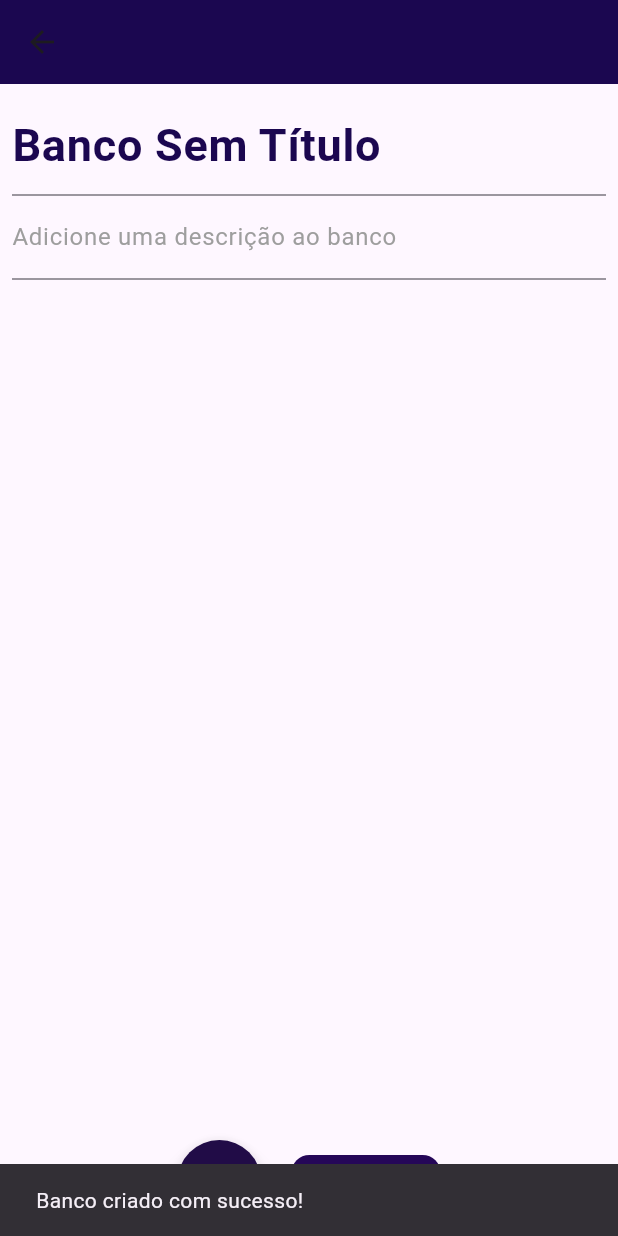
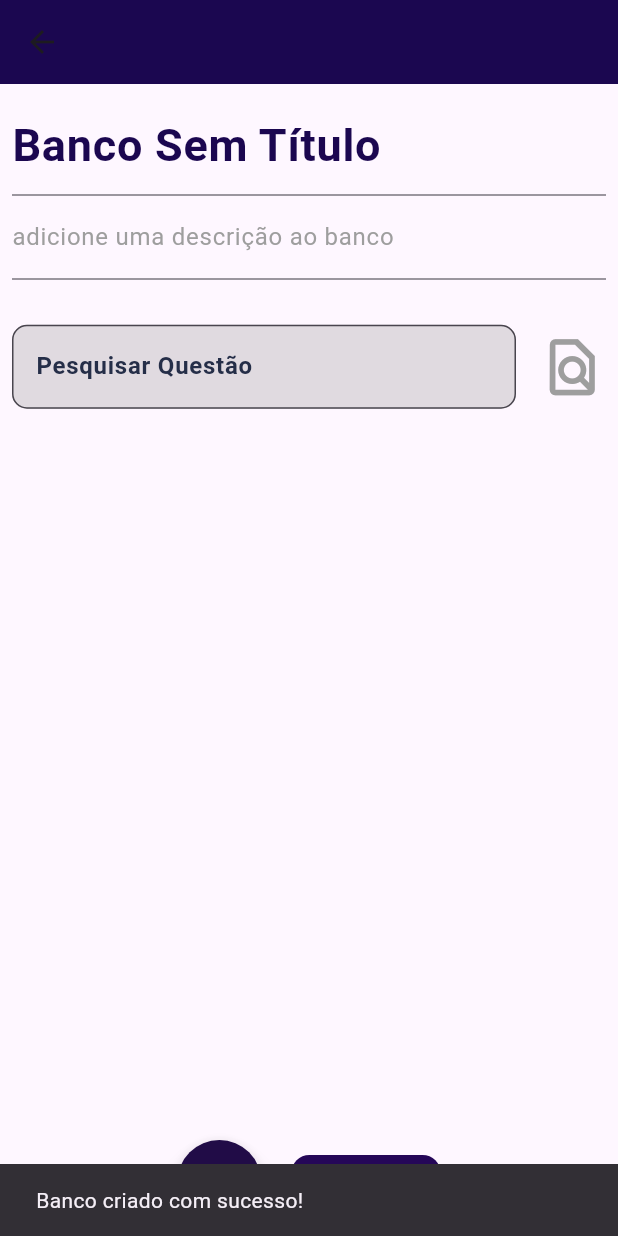
Before and after one commit to RayDaBahia/Engenharia-de-Software, a Flutter app: the CrudBancoQuestoes screen opened by its route, after a tap on "Salvar", on a phone screen of 412 x 824 dp. Run offline on Flutter 3.47's test engine with Material 3 defaults, Android fonts, the phone set to English and light mode, and no system bars; our stand-ins replace cloud_firestore, firebase_auth, firebase_core, google_sign_in; accounts and stored records are empty.

Commit message:
implementando o atualizar banco e melhorias na interface

```diff
--- a/uesb_forms/lib/Componentes/BancoDeQuestoes/widget_mE_obj.dart
+++ b/uesb_forms/lib/Componentes/BancoDeQuestoes/widget_mE_obj.dart
@@ -50,6 +50,7 @@ class _WidgetMultiplaEscolhaState extends State<WidgetMultiplaEscolha> {
     return SizedBox(
       width: 300,
       child: Card(
+
         child: Padding(
           padding: const EdgeInsets.all(16.0),
           child: Column(
--- a/uesb_forms/lib/Modelo/Banco.dart
+++ b/uesb_forms/lib/Modelo/Banco.dart
@@ -1,9 +1,9 @@
-class banco {
+class Banco {
   String? id; // O ID é opcional
-  final String nome; // Nome do banco (obrigatório)
-  final String descricao; // Descrição do banco (obrigatório)
+   String nome; // Nome do banco (obrigatório)
+   String descricao; // Descrição do banco (obrigatório)
 
-  banco({
+  Banco({
     this.id, // Atribuição opcional
     required this.nome, // Nome obrigatório
     required this.descricao, // Descrição obrigatória
@@ -18,8 +18,8 @@ class banco {
   }
 
   // Converte um Map para um objeto Banco
-  factory banco.fromMap(Map<String, dynamic> map) {
-    return banco(
+  factory Banco.fromMap(Map<String, dynamic> map) {
+    return Banco(
       id: map['id'], // ID opcional, pode ser nulo
       nome: map['nome'] ?? '',
       descricao: map['descricao'] ?? '',
--- a/uesb_forms/lib/Telas/BancoDeQuestoes/Meus_Bancos.dart
+++ b/uesb_forms/lib/Telas/BancoDeQuestoes/Meus_Bancos.dart
@@ -4,7 +4,7 @@ import 'package:uesb_forms/Componentes/BancoDeQuestoes/widgetBanco_Questao.dart'
 import 'package:uesb_forms/Componentes/menu_lateral.dart';
 import 'package:uesb_forms/Controle_Modelo/banco_list.dart';
 import 'package:uesb_forms/Utils/rotas.dart';
-import 'package:uesb_forms/Modelo/banco.dart';
+import 'package:uesb_forms/Modelo/Banco.dart';
 
 
 class MeusBancos extends StatefulWidget {
@@ -50,7 +50,7 @@ que é chamado depois que o widget é inserido na árvore e quando suas dependê
           itemCount: bancoList.bancosLista.length,
           itemBuilder: (context, index) {
             final bancoQuestao = bancoList.bancosLista[index];
-            return WidgetbancoQuestao(Banco: bancoQuestao);
+            return WidgetbancoQuestao(banco: bancoQuestao);
           },
         ),
       ),
--- a/uesb_forms/lib/Telas/BancoDeQuestoes/crud_Banco_Questoes.dart
+++ b/uesb_forms/lib/Telas/BancoDeQuestoes/crud_Banco_Questoes.dart
@@ -8,34 +8,45 @@ import 'package:uesb_forms/Componentes/menu_lateral.dart';
 import 'package:uesb_forms/Controle_Modelo/banco_list.dart';
 import 'package:uesb_forms/Modelo/questao.dart';
 import 'package:uesb_forms/Modelo/questao_tipo.dart';
+import 'package:uesb_forms/Modelo/Banco.dart';
 
 class CrudBancoQuestoes extends StatefulWidget {
-
-
-
   const CrudBancoQuestoes({super.key}); // Adicionando o ID no construtor
 
   @override
   State<CrudBancoQuestoes> createState() => _CrudBancoQuestoesState();
 }
 
+class _CrudBancoQuestoesState extends State<CrudBancoQuestoes> {
+  Banco? banco;
+  bool _isLoaded = false; // Adiciona um flag para evitar múltiplas execuções
 
-class _CrudBancoQuestoesState extends State<CrudBancoQuestoes> {
-
-
-  String? bancoId;
-
+  @override
   void didChangeDependencies() {
     super.didChangeDependencies();
 
-    // O ModalRoute.of(context) deve ser usado aqui para acessar os argumentos da rota
-    bancoId = ModalRoute.of(context)!.settings.arguments as String?;
+    if (!_isLoaded) {
+      final args = ModalRoute.of(context)?.settings.arguments;
+
+      // Verifica se args não é nulo e é do tipo Banco
+      if (args is Banco) {
+        banco = args;
+        Provider.of<BancoList>(context, listen: false)
+            .buscarQuestoesBancoNoBd(banco!.id);
+
+        _descricaoBancoController.text = banco!.descricao;
+        _nomeBancoController.text = banco!.nome;
+      } else {
+        Provider.of<BancoList>(context, listen: false).limparListaQuestoes();
       }
 
-
+      _isLoaded = true;
+    }
+  }
 
   late TextEditingController _descricaoBancoController;
   late TextEditingController _nomeBancoController;
+  late TextEditingController _questaoFiltro;
 
   @override
   @override
@@ -43,25 +54,19 @@ class _CrudBancoQuestoesState extends State<CrudBancoQuestoes> {
     super.initState();
     _descricaoBancoController = TextEditingController();
     _nomeBancoController = TextEditingController();
+    _questaoFiltro = TextEditingController();
     // Chama o método para obter bancos
-    if(bancoId!=null) Provider.of<BancoList>(context, listen: false).buscarQuestoesBancoNoBd(bancoId);
-    print(bancoId);
+  }
 
-  }
-  late final  listaquestao;
-
-
+  @override
   @override
   Widget build(BuildContext context) {
     final bancoList = Provider.of<BancoList>(context, listen: true);
-
-
 
     return Scaffold(
       appBar: AppBar(
         backgroundColor: const Color.fromARGB(255, 27, 7, 80),
       ),
-
       body: Padding(
         padding: const EdgeInsets.all(8.0),
         child: Column(
@@ -70,8 +75,9 @@ class _CrudBancoQuestoesState extends State<CrudBancoQuestoes> {
             TextField(
               controller: _nomeBancoController,
               maxLines: 1,
-              decoration: const InputDecoration(
-                labelText: 'Banco Sem Título',
+              decoration: InputDecoration(
+                labelText:
+                    _nomeBancoController.text.isEmpty ? 'Banco Sem Título' : '',
                 labelStyle: TextStyle(
                   color: Color.fromARGB(255, 27, 7, 80),
                   fontSize: 30,
@@ -82,23 +88,65 @@ class _CrudBancoQuestoesState extends State<CrudBancoQuestoes> {
             TextField(
               controller: _descricaoBancoController,
               maxLines: 1,
-              decoration: const InputDecoration(
-                labelText: 'Adicione uma descrição ao banco',
+              decoration: InputDecoration(
+                labelText: _descricaoBancoController.text.isEmpty
+                    ? 'adicione uma descrição ao banco'
+                    : '',
                 labelStyle: TextStyle(
                   color: Colors.grey, // Cor clara para a descrição
                 ),
               ),
             ),
+            SizedBox(
+              height: 30,
+            ),
+            Row(
+              mainAxisAlignment: MainAxisAlignment.start,
+              children: [
+                Expanded(
+                  child: TextField(
+                    controller: _questaoFiltro,
+                    decoration: InputDecoration(
+                        fillColor: const Color.fromARGB(47, 90, 88, 88),
+                        filled: true,
+                        labelText: 'Pesquisar Questão',
+                        labelStyle: TextStyle(
+                          color: const Color.fromARGB(255, 37, 46, 72), // Cor branca
+                          fontWeight: FontWeight.bold, // Negrito
+                        ),
+                        border: OutlineInputBorder(
+                            borderRadius: BorderRadius.circular(10),
+                            borderSide: BorderSide(
+                                color: const Color.fromARGB(255, 175, 186, 196)))),
+                  ),
+                ),
+                SizedBox(
+                  width: 15,
+                ),
+                Icon(
+                  Icons.find_in_page_outlined,
+                  color: Colors.grey,
+                  size: 45,
+                ),
+              ],
+            ),
+
+          SizedBox(height: 60,),
+
+
             Expanded(
               child: ListView.builder(
                 itemCount: bancoList.questoesLista.length,
                 itemBuilder: (context, index) {
                   final questao = bancoList.questoesLista[index];
-                  return QuestaoWidget(questao: questao, bancoId: bancoId,); // Aqui instanciamos o widget correto para cada questão
+                  return QuestaoWidget(
+                    questao: questao,
+                    bancoId: banco?.id ?? '', // Acesso seguro ao id do banco
+                  );
                 },
               ),
             ),
-            const Spacer(),
+            SizedBox(height: 10,),
             Row(
               crossAxisAlignment: CrossAxisAlignment.end,
               mainAxisAlignment: MainAxisAlignment.center,
@@ -117,21 +165,36 @@ class _CrudBancoQuestoesState extends State<CrudBancoQuestoes> {
                 const SizedBox(width: 20),
                 TextButton(
                   onPressed: () async {
+                    if (banco == null) {
                       try {
                         await bancoList.SalvarBanco(
                           _nomeBancoController.text,
                           _descricaoBancoController.text,
                         );
-
-                      // Exibe uma mensagem de sucesso
-                      ScaffoldMessenger.of(context).showSnackBar(const SnackBar(
-                        content: Text("Banco criado com sucesso!"),
-                      ));
+                        ScaffoldMessenger.of(context).showSnackBar(
+                          const SnackBar(
+                              content: Text("Banco criado com sucesso!")),
+                        );
                       } catch (e) {
-                      // Lida com qualquer erro que possa acontecer ao criar o banco
-                      ScaffoldMessenger.of(context).showSnackBar(SnackBar(
-                        content: Text("Erro ao criar banco: $e"),
-                      ));
+                        ScaffoldMessenger.of(context).showSnackBar(
+                          SnackBar(content: Text("Erro ao criar banco: $e")),
+                        );
+                      }
+                    } else {
+                      try {
+                        banco!.nome = _nomeBancoController.text;
+                        banco!.descricao = _descricaoBancoController.text;
+                        await bancoList.AtualizarBanco(banco!);
+                        ScaffoldMessenger.of(context).showSnackBar(
+                          const SnackBar(
+                              content: Text("Banco atualizado com sucesso!")),
+                        );
+                      } catch (e) {
+                        ScaffoldMessenger.of(context).showSnackBar(
+                          SnackBar(
+                              content: Text("Erro ao atualizar banco: $e")),
+                        );
+                      }
                     }
                   },
                   style: TextButton.styleFrom(
@@ -143,7 +206,9 @@ class _CrudBancoQuestoesState extends State<CrudBancoQuestoes> {
                       borderRadius: BorderRadius.circular(12),
                     ),
                   ),
-                  child: const Text('Salvar'),
+                  child: banco == null
+                      ? const Text('Salvar')
+                      : const Text('Atualizar'),
                 ),
               ],
             ),
@@ -152,7 +217,6 @@ class _CrudBancoQuestoesState extends State<CrudBancoQuestoes> {
       ),
     );
   }
-
 
   void _showOptions(BuildContext context) {
     showModalBottomSheet(
@@ -171,7 +235,6 @@ class _CrudBancoQuestoesState extends State<CrudBancoQuestoes> {
                   Provider.of<BancoList>(context, listen: false)
                       .adicionarQuestaoNaLista(
                     Questao(
-
                       textoQuestao: '',
                       tipoQuestao: QuestaoTipo.LinhaUnica,
                       resposta: '',
@@ -184,9 +247,7 @@ class _CrudBancoQuestoesState extends State<CrudBancoQuestoes> {
               ListTile(
                   leading: const Icon(Icons.text_fields),
                   title: const Text('Múltiplas Linhas'),
-                  onTap: () {
-
-                  }),
+                  onTap: () {}),
               ListTile(
                 leading: const Icon(Icons.format_list_numbered),
                 title: const Text('Número'),
@@ -194,7 +255,6 @@ class _CrudBancoQuestoesState extends State<CrudBancoQuestoes> {
                   Provider.of<BancoList>(context, listen: false)
                       .adicionarQuestaoNaLista(
                     Questao(
-
                       textoQuestao: '',
                       tipoQuestao: QuestaoTipo.Numerica,
                       opcoes: [],
@@ -211,10 +271,8 @@ class _CrudBancoQuestoesState extends State<CrudBancoQuestoes> {
                   Provider.of<BancoList>(context, listen: false)
                       .adicionarQuestaoNaLista(
                     Questao(
-
                       textoQuestao: '',
                       tipoQuestao: QuestaoTipo.Data,
-
                     ),
                   );
 
@@ -237,7 +295,6 @@ class _CrudBancoQuestoesState extends State<CrudBancoQuestoes> {
                   Provider.of<BancoList>(context, listen: false)
                       .adicionarQuestaoNaLista(
                     Questao(
-
                       textoQuestao: '',
                       tipoQuestao: QuestaoTipo.MultiPlaEscolha,
                       opcoes: [],
@@ -273,11 +330,10 @@ class _CrudBancoQuestoesState extends State<CrudBancoQuestoes> {
               ListTile(
                 leading: const Icon(Icons.arrow_drop_down),
                 title: const Text('Resposta Única (Lista Suspensa)'),
-                onTap : () {
+                onTap: () {
                   Provider.of<BancoList>(context, listen: false)
                       .adicionarQuestaoNaLista(
                     Questao(
-
                       textoQuestao: '',
                       tipoQuestao: QuestaoTipo.ListaSuspensa,
                       opcoes: [],
@@ -290,11 +346,9 @@ class _CrudBancoQuestoesState extends State<CrudBancoQuestoes> {
                 leading: const Icon(Icons.email),
                 title: const Text('E-mail (Com Validação)'),
                 onTap: () {
-
                   Provider.of<BancoList>(context, listen: false)
                       .adicionarQuestaoNaLista(
                     Questao(
-
                       textoQuestao: '',
                       tipoQuestao: QuestaoTipo.Email,
                       resposta: '',
@@ -302,7 +356,6 @@ class _CrudBancoQuestoesState extends State<CrudBancoQuestoes> {
                   );
                   Navigator.pop(context);
                   // Navegar ou mostrar o widget de linha única
-
                 },
               ),
             ],
```
Also changed, not shown: uesb_forms/lib/Componentes/BancoDeQuestoes/widgetBanco_Questao.dart (+7 -6 lines), uesb_forms/lib/Controle_Modelo/banco_list.dart (+71 -11 lines). Lines whose indentation alone changed are shown as unchanged.
